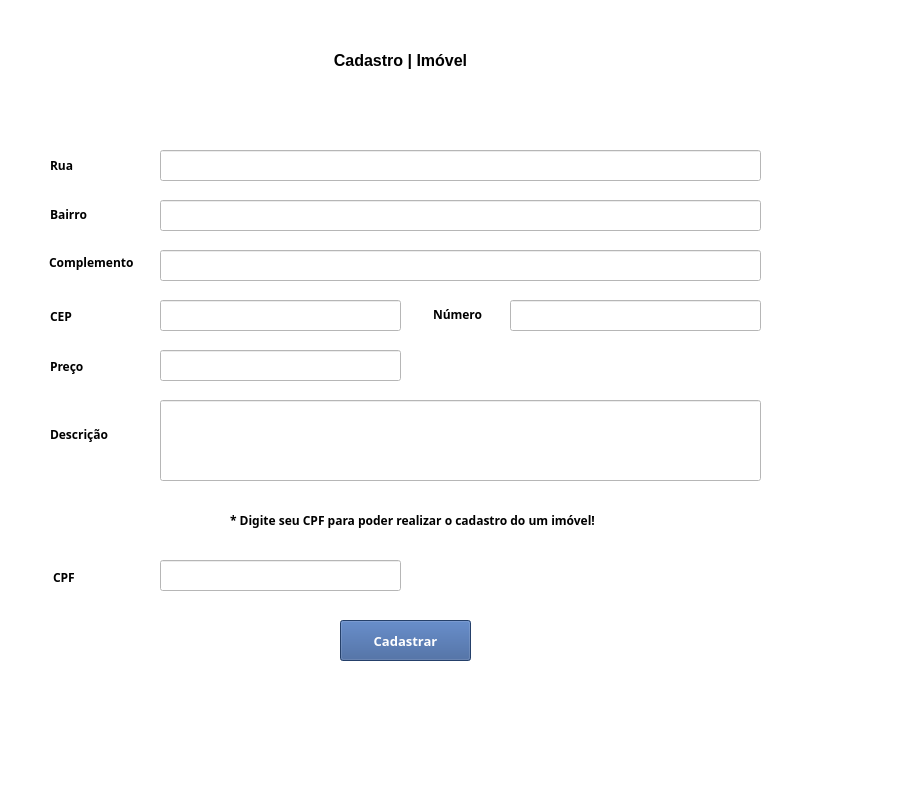
First picture: the form in Telas/cadastro_imóvel.ui, repository lucasousa/Projeto-Loca-Facil, before the edit.
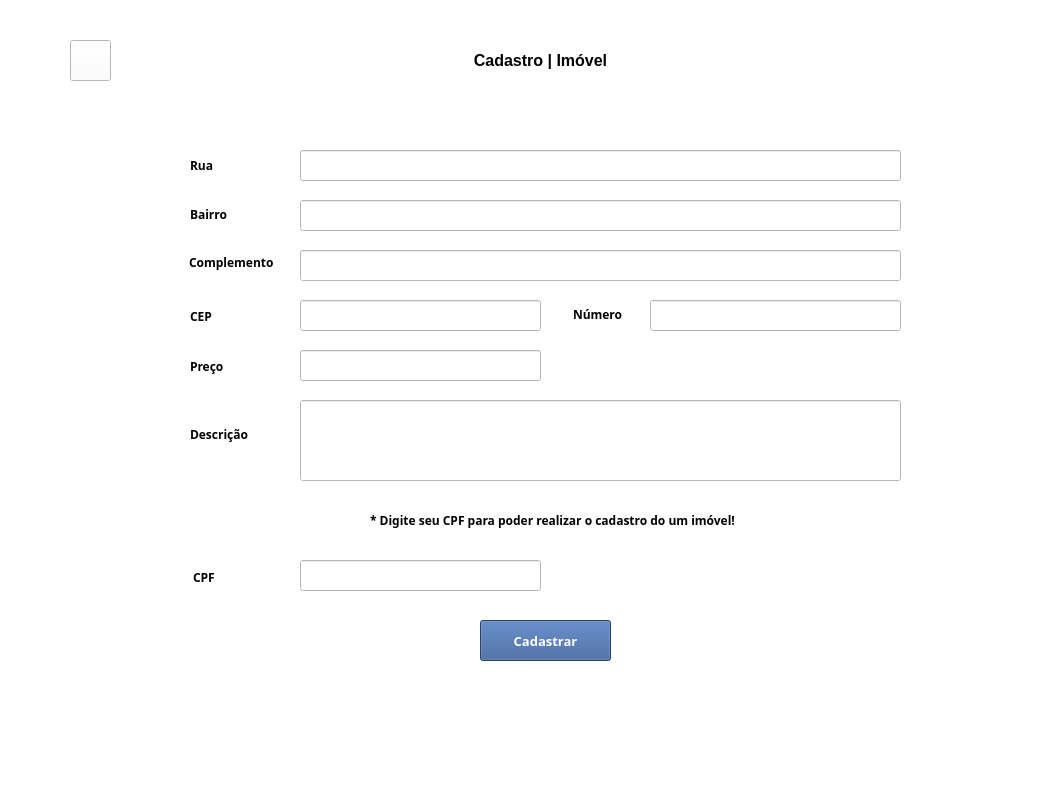
Second picture: the form after the edit. Icons and pictures are not drawn.

Commit message: Adicionando o ícone de voltar

What changed in the file:
```diff
--- a/Telas/cadastro_imóvel.ui
+++ b/Telas/cadastro_imóvel.ui
@@ -6,7 +6,7 @@
    <rect>
     <x>0</x>
     <y>0</y>
-    <width>898</width>
+    <width>1059</width>
     <height>792</height>
    </rect>
   </property>
@@ -20,7 +20,7 @@
    <widget class="QLabel" name="label">
     <property name="geometry">
      <rect>
-      <x>300</x>
+      <x>440</x>
       <y>30</y>
       <width>201</width>
       <height>61</height>
@@ -44,7 +44,7 @@
    <widget class="QLineEdit" name="lineEdit_5">
     <property name="geometry">
      <rect>
-      <x>160</x>
+      <x>300</x>
       <y>200</y>
       <width>601</width>
       <height>31</height>
@@ -54,7 +54,7 @@
    <widget class="QLabel" name="label_5">
     <property name="geometry">
      <rect>
-      <x>50</x>
+      <x>190</x>
       <y>194</y>
       <width>59</width>
       <height>40</height>
@@ -75,7 +75,7 @@
    <widget class="QLineEdit" name="lineEdit_6">
     <property name="geometry">
      <rect>
-      <x>160</x>
+      <x>300</x>
       <y>300</y>
       <width>241</width>
       <height>31</height>
@@ -85,7 +85,7 @@
    <widget class="QLabel" name="label_6">
     <property name="geometry">
      <rect>
-      <x>50</x>
+      <x>190</x>
       <y>145</y>
       <width>59</width>
       <height>40</height>
@@ -106,7 +106,7 @@
    <widget class="QLabel" name="label_7">
     <property name="geometry">
      <rect>
-      <x>50</x>
+      <x>190</x>
       <y>296</y>
       <width>59</width>
       <height>40</height>
@@ -127,7 +127,7 @@
    <widget class="QLabel" name="label_8">
     <property name="geometry">
      <rect>
-      <x>433</x>
+      <x>573</x>
       <y>294</y>
       <width>59</width>
       <height>40</height>
@@ -148,7 +148,7 @@
    <widget class="QLabel" name="label_9">
     <property name="geometry">
      <rect>
-      <x>49</x>
+      <x>189</x>
       <y>242</y>
       <width>111</width>
       <height>40</height>
@@ -169,7 +169,7 @@
    <widget class="QLabel" name="label_10">
     <property name="geometry">
      <rect>
-      <x>50</x>
+      <x>190</x>
       <y>414</y>
       <width>101</width>
       <height>40</height>
@@ -190,7 +190,7 @@
    <widget class="QLabel" name="label_11">
     <property name="geometry">
      <rect>
-      <x>50</x>
+      <x>190</x>
       <y>346</y>
       <width>59</width>
       <height>40</height>
@@ -211,7 +211,7 @@
    <widget class="QLineEdit" name="lineEdit_7">
     <property name="geometry">
      <rect>
-      <x>160</x>
+      <x>300</x>
       <y>150</y>
       <width>601</width>
       <height>31</height>
@@ -221,7 +221,7 @@
    <widget class="QLineEdit" name="lineEdit_8">
     <property name="geometry">
      <rect>
-      <x>160</x>
+      <x>300</x>
       <y>250</y>
       <width>601</width>
       <height>31</height>
@@ -231,7 +231,7 @@
    <widget class="QLineEdit" name="lineEdit_9">
     <property name="geometry">
      <rect>
-      <x>510</x>
+      <x>650</x>
       <y>300</y>
       <width>251</width>
       <height>31</height>
@@ -241,7 +241,7 @@
    <widget class="QLineEdit" name="lineEdit_10">
     <property name="geometry">
      <rect>
-      <x>160</x>
+      <x>300</x>
       <y>400</y>
       <width>601</width>
       <height>81</height>
@@ -251,7 +251,7 @@
    <widget class="QLineEdit" name="lineEdit_11">
     <property name="geometry">
      <rect>
-      <x>160</x>
+      <x>300</x>
       <y>350</y>
       <width>241</width>
       <height>31</height>
@@ -261,7 +261,7 @@
    <widget class="QPushButton" name="pushButton">
     <property name="geometry">
      <rect>
-      <x>340</x>
+      <x>480</x>
       <y>620</y>
       <width>131</width>
       <height>41</height>
@@ -295,7 +295,7 @@
    <widget class="QLineEdit" name="lineEdit_12">
     <property name="geometry">
      <rect>
-      <x>160</x>
+      <x>300</x>
       <y>560</y>
       <width>241</width>
       <height>31</height>
@@ -305,7 +305,7 @@
    <widget class="QLabel" name="label_12">
     <property name="geometry">
      <rect>
-      <x>230</x>
+      <x>370</x>
       <y>500</y>
       <width>441</width>
       <height>40</height>
@@ -326,7 +326,7 @@
    <widget class="QLabel" name="label_13">
     <property name="geometry">
      <rect>
-      <x>53</x>
+      <x>193</x>
       <y>557</y>
       <width>59</width>
       <height>40</height>
@@ -344,6 +344,29 @@
      <string>CPF</string>
     </property>
    </widget>
+   <widget class="QToolButton" name="toolButton">
+    <property name="geometry">
+     <rect>
+      <x>70</x>
+      <y>40</y>
+      <width>41</width>
+      <height>41</height>
+     </rect>
+    </property>
+    <property name="text">
+     <string/>
+    </property>
+    <property name="icon">
+     <iconset>
+      <normaloff>../../exemplo/telas/images/back_12955.png</normaloff>../../exemplo/telas/images/back_12955.png</iconset>
+    </property>
+    <property name="iconSize">
+     <size>
+      <width>28</width>
+      <height>28</height>
+     </size>
+    </property>
+   </widget>
   </widget>
   <widget class="QStatusBar" name="statusbar"/>
  </widget>
```
The commit also changes 1 other file.
